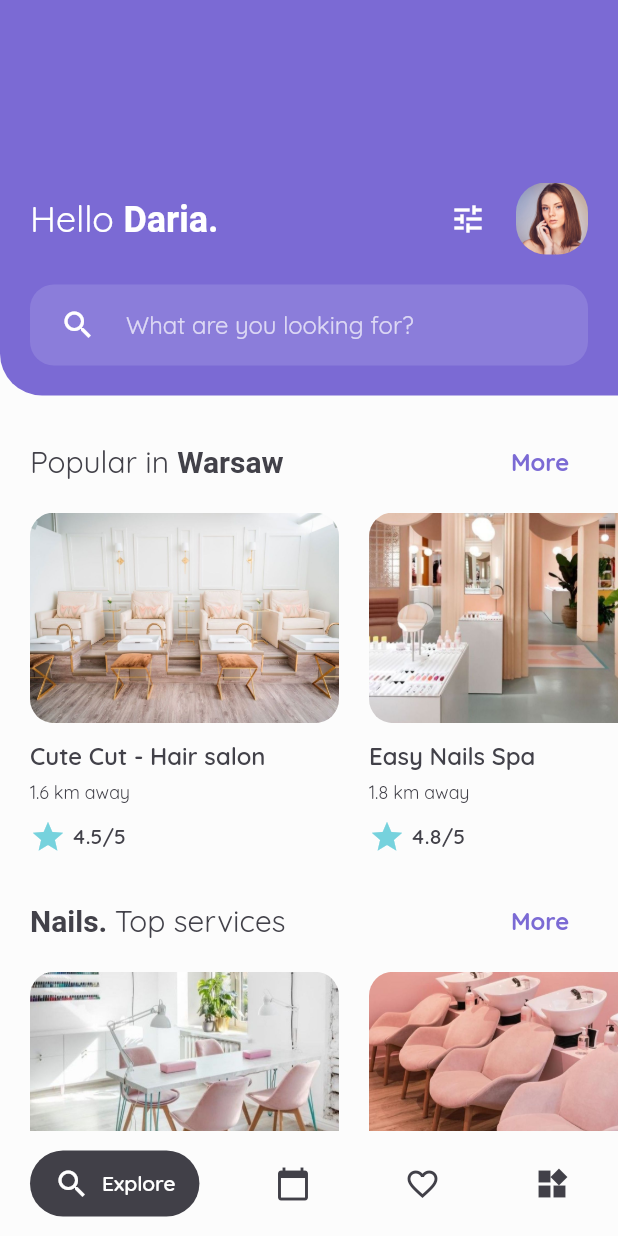
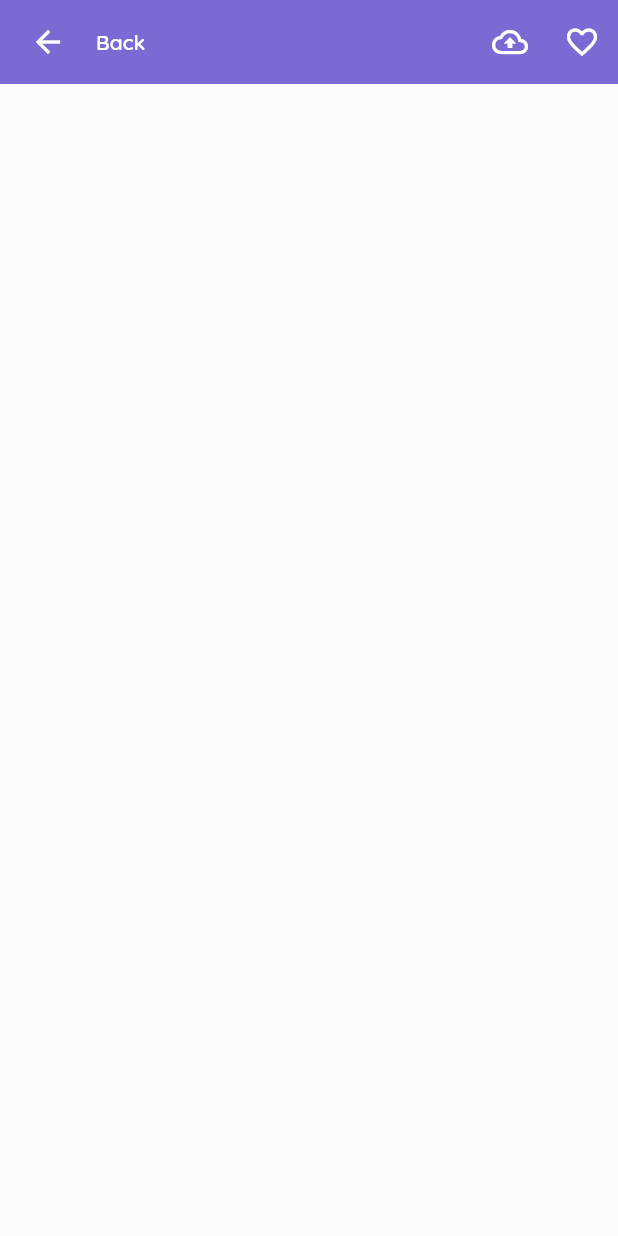
Before and after one commit to gregoriusjimmy/beauty-app, a Flutter app: the screen it shows after launch, after a tap on "Cute Cut - Hair salon", on a phone screen of 412 x 824 dp. Run offline on Flutter 3.47's test engine with Material 2 defaults, Android fonts, the phone set to English and light mode, and no system bars.

Commit message:
modify app bar in details_screen

```diff
--- /dev/null
+++ b/lib/screens/details/details_screen.dart
@@ -0,0 +1,51 @@
+import 'package:beauty_app/constants.dart';
+import 'package:flutter/material.dart';
+
+class DetailsScreen extends StatelessWidget {
+  const DetailsScreen({Key? key}) : super(key: key);
+
+  @override
+  Widget build(BuildContext context) {
+    return Scaffold(
+      appBar: buildAppBar(context),
+      body: Container(),
+    );
+  }
+
+  AppBar buildAppBar(BuildContext context) {
+    return AppBar(
+      elevation: 0,
+      leadingWidth: 120,
+      leading: Container(
+        margin: EdgeInsets.only(left: kDefaultPadding),
+        child: GestureDetector(
+          onTap: () {
+            Navigator.pop(context);
+          },
+          child: Row(
+            children: <Widget>[
+              Icon(Icons.arrow_back),
+              SizedBox(
+                width: kDefaultPadding,
+              ),
+              Text(
+                'Back',
+                style: TextStyle(fontWeight: FontWeight.w600),
+              ),
+            ],
+          ),
+        ),
+      ),
+      actions: <Widget>[
+        IconButton(
+          onPressed: () {},
+          icon: Icon(Icons.cloud_upload_outlined),
+        ),
+        IconButton(
+          onPressed: () {},
+          icon: Icon(Icons.favorite_border),
+        ),
+      ],
+    );
+  }
+}
--- a/lib/screens/home/components/popular_salons.dart
+++ b/lib/screens/home/components/popular_salons.dart
@@ -1,4 +1,5 @@
 import 'package:beauty_app/constants.dart';
+import 'package:beauty_app/screens/details/details_screen.dart';
 import 'package:flutter/material.dart';
 
 class PopularSalons extends StatelessWidget {
@@ -17,7 +18,14 @@ class PopularSalons extends StatelessWidget {
             salonTitle: 'Cute Cut - Hair salon',
             distance: 1.6,
             rating: 4.5,
-            press: () {},
+            press: () {
+              Navigator.push(
+                context,
+                MaterialPageRoute(
+                  builder: (context) => DetailsScreen(),
+                ),
+              );
+            },
           ),
           PopularSalonCard(
             imagePath: 'assets/images/3.jpg',
```
